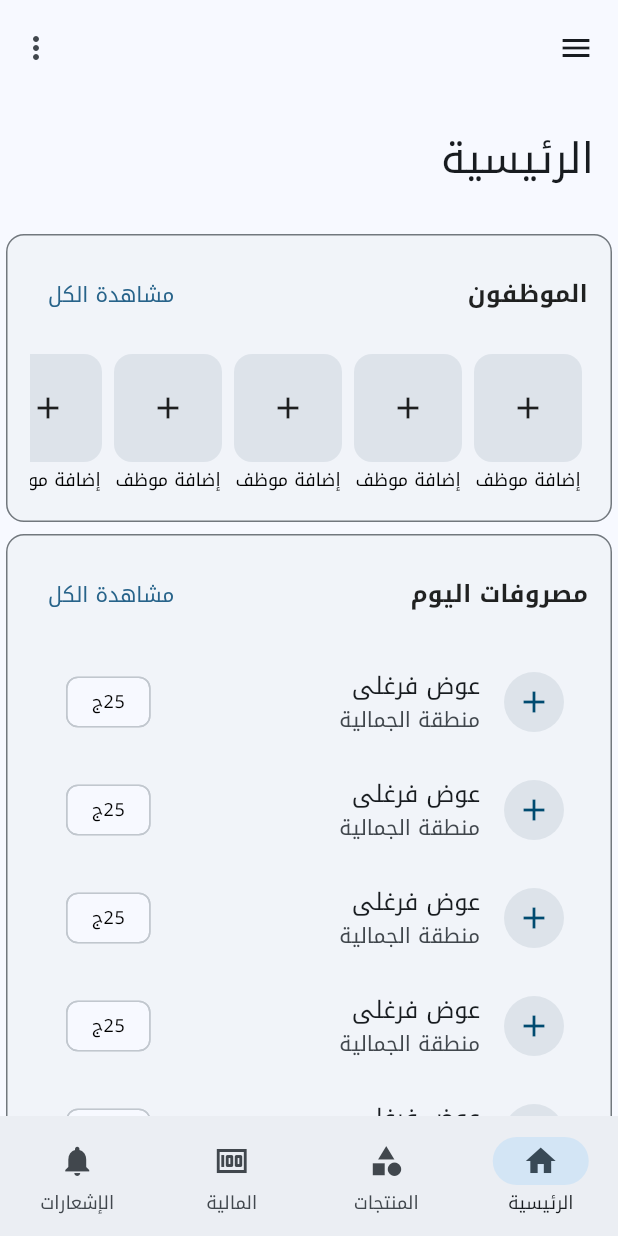
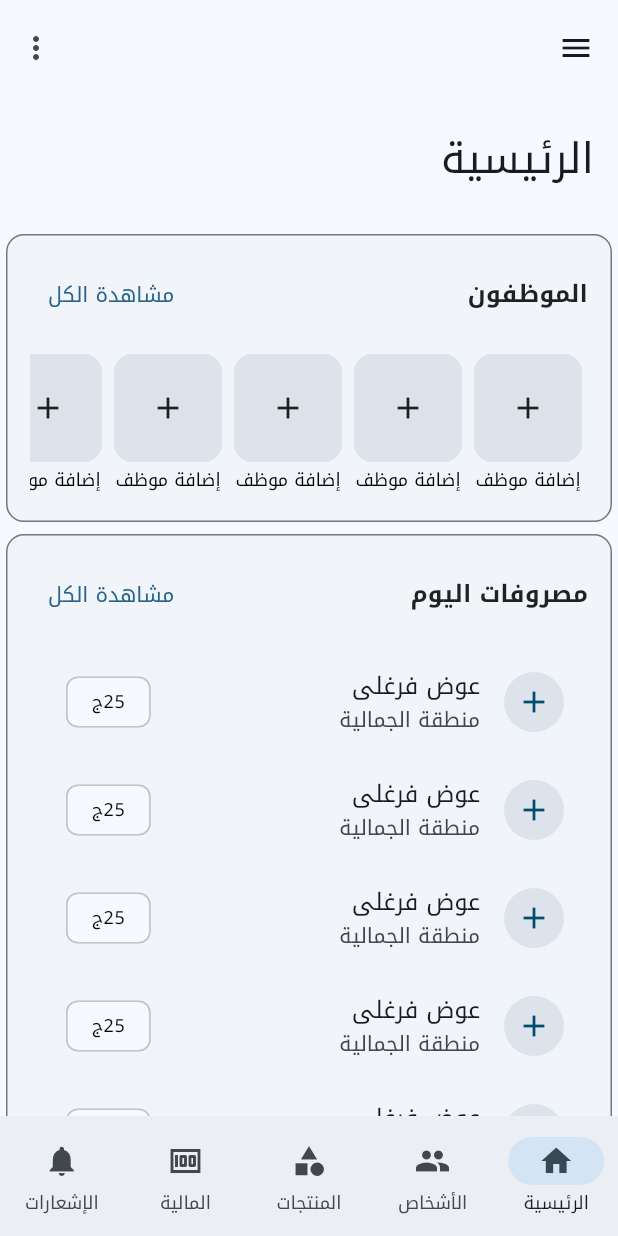
Before and after one commit to elnadar/erp, a Flutter app: the screen it shows after launch, on a phone screen of 412 x 824 dp. Run offline on Flutter 3.47's test engine with Material 2 defaults, Android fonts, the phone set to English and light mode, and no system bars; our stand-ins replace bloc, flutter_bloc, go_router, google_fonts, modal_bottom_sheet.

Commit message:
[HOME] Added people view to home screen.

```diff
--- a/lib/home/presentation/screens/home_screen.dart
+++ b/lib/home/presentation/screens/home_screen.dart
@@ -4,6 +4,7 @@ import 'package:erp/home/presentation/components/drawer_mat3/drawer_mat3_headlin
 import 'package:erp/home/presentation/components/drawer_mat3/drawer_mat3_tile.dart';
 import 'package:erp/home/presentation/components/finance_view/finance_view.dart';
 import 'package:erp/home/presentation/components/home_view/home_view.dart';
+import 'package:erp/home/presentation/components/people_view/people_view.dart';
 import 'package:erp/home/presentation/components/prouducts_view/products_view.dart';
 import 'package:erp/home/presentation/controllers/bottom_nav_bar/bottom_nav_bar_cubit.dart';
 import 'package:erp/utils/localization/ar.dart';
@@ -72,6 +73,7 @@ class HomeScreen extends StatelessWidget {
           NavigationDestination(
               icon: Icon(Icons.home),
               label: ArabicLangLoc.homeScreenAppBarTitle),
+          NavigationDestination(icon: Icon(Icons.people), label: "الأشخاص"),
           NavigationDestination(icon: Icon(Icons.category), label: "المنتجات"),
           NavigationDestination(icon: Icon(Icons.money), label: "المالية"),
           NavigationDestination(
@@ -81,6 +83,7 @@ class HomeScreen extends StatelessWidget {
       ),
       body: const <Widget>[
         HomeView(),
+        PeopleView(),
         ProductsView(),
         FinanceView(),
         Center(
```
